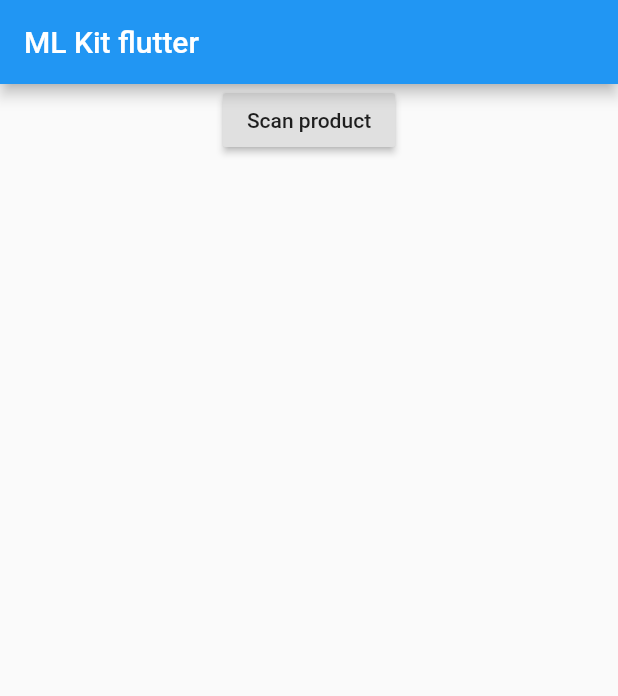
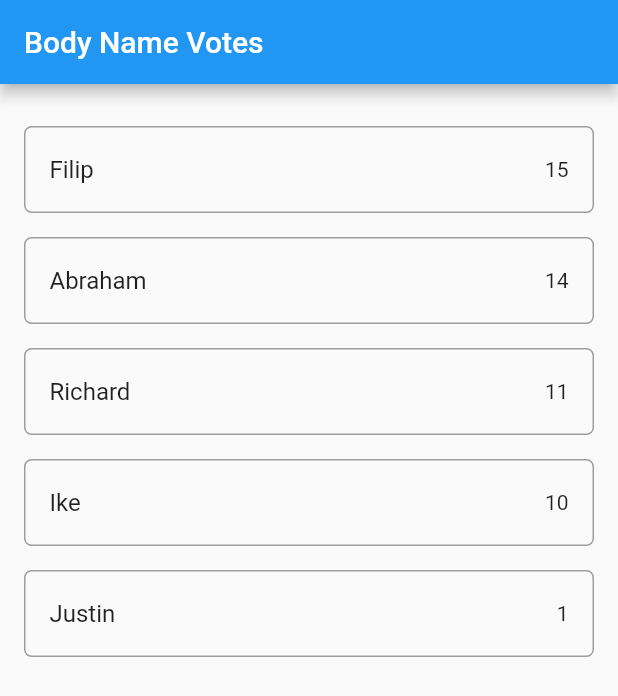
Before and after one commit to Rtaaaaabo/flutter-firebase-mlkit, a Flutter app: the screen it shows after launch, on a phone screen of 412 x 824 dp. Shown: the top 696 px of the screen. Run offline on Flutter 3.47's test engine with Material 2 defaults, Android fonts, the phone set to English and light mode, and no system bars; our stand-ins replace cloud_firestore; accounts and stored records are empty.

```diff
--- a/lib/main.dart
+++ b/lib/main.dart
@@ -1,97 +1,91 @@
 import 'package:flutter/material.dart';
-// import 'package:cloud_firestore/cloud_firestore.dart';
-import 'package:firebase_ml_vision/firebase_ml_vision.dart';
-import 'package:flutter_camera_ml_vision/flutter_camera_ml_vision.dart';
+import 'package:cloud_firestore/cloud_firestore.dart';
+// import 'package:firebase_ml_vision/firebase_ml_vision.dart';
+// import 'package:flutter_camera_ml_vision/flutter_camera_ml_vision.dart';
 
 void main() => runApp(MyApp());
+
+final dummySnapshot = [
+  {"name": "Filip", "votes": 15},
+  {"name": "Abraham", "votes": 14},
+  {"name": "Richard", "votes": 11},
+  {"name": "Ike", "votes": 10},
+  {"name": "Justin", "votes": 1},
+];
 
 class MyApp extends StatelessWidget {
   @override
   Widget build(BuildContext context) {
     return MaterialApp(
-      title: 'Flutter Demo',
-      theme: ThemeData(
-        primarySwatch: Colors.blue,
-      ),
-      home: MyHomePage(title: 'ML Kit flutter'),
+      title: "Baby Name",
+      home: MyHomePage(),
     );
   }
 }
 
 class MyHomePage extends StatefulWidget {
-  MyHomePage({Key key, this.title}) : super(key: key);
-
-  final String title;
-
   @override
-  _MyHomePageState createState() => _MyHomePageState();
+  _MyHomePageState createState() {
+    return _MyHomePageState();
+  }
 }
 
 class _MyHomePageState extends State<MyHomePage> {
-  List<String> data = [];
-
   @override
   Widget build(BuildContext context) {
     return Scaffold(
-      appBar: AppBar(
-        title: Text(widget.title),
-      ),
-      body: Column(
-        mainAxisSize: MainAxisSize.min,
-        crossAxisAlignment: CrossAxisAlignment.center,
-        children: [
-          RaisedButton(
-            child: Text('Scan product'),
-            onPressed: () async {
-              final barcord = await Navigator.of(context)
-                  .push<Barcode>(MaterialPageRoute(builder: (c) {
-                return ScanPage();
-              }));
-              if (barcord == null) {
-                return;
-              }
+      appBar: AppBar(title: Text('Body Name Votes')),
+      body: _builderBody(context),
+    );
+  }
 
-              setState(() {
-                data.add(barcord.displayValue);
-              });
-            },
-          ),
-          Expanded(
-            child: ListView(
-              children: data.map((d) => Text(d)).toList(),
-            ),
-          )
-        ],
+  Widget _builderBody(BuildContext context) {
+    return _builderList(context, dummySnapshot);
+  }
+
+  Widget _builderList(BuildContext context, List<Map> snapshot) {
+    return ListView(
+      padding: const EdgeInsets.only(top: 20.0),
+      children:
+          snapshot.map((data) => _builderListItem(context, data)).toList(),
+    );
+  }
+
+  Widget _builderListItem(BuildContext context, Map data) {
+    final record = Record.fromMap(data);
+
+    return Padding(
+      key: ValueKey(record.name),
+      padding: const EdgeInsets.symmetric(horizontal: 16.0, vertical: 8.0),
+      child: Container(
+        decoration: BoxDecoration(
+          border: Border.all(color: Colors.grey),
+          borderRadius: BorderRadius.circular(5.0),
+        ),
+        child: ListTile(
+          title: Text(record.name),
+          trailing: Text(record.votes.toString()),
+          onTap: () => print(record),
+        ),
       ),
     );
   }
 }
 
-class ScanPage extends StatefulWidget {
+class Record {
+  final String name;
+  final int votes;
+  final DocumentReference reference;
+
+  Record.fromMap(Map<String, dynamic> map, {this.reference})
+      : assert(map['name'] != null),
+        assert(map['votes'] != null),
+        name = map['name'],
+        votes = map['votes'];
+
+  Record.fromSnapshot(DocumentSnapshot snapshot)
+      : this.fromMap(snapshot.data, reference: snapshot.reference);
+
   @override
-  _ScanPageState createState() => _ScanPageState();
+  String toString() => "Record<$name:$votes>";
 }
-
-class _ScanPageState extends State<ScanPage> {
-  bool resultSent = false;
-  @override
-  Widget build(BuildContext context) {
-    return Scaffold(
-      body: SafeArea(
-        child: SizedBox(
-          width: MediaQuery.of(context).size.width,
-          child: CameraMlVision<List<Barcode>>(
-            detector: FirebaseVision.instance.barcodeDetector().detectInImage,
-            onResult: (List<Barcode> barcodes) {
-              if (!mounted || resultSent) {
-                return;
-              }
-              resultSent = true;
-              Navigator.of(context).pop<Barcode>(barcodes.first);
-            },
-          ),
-        ),
-      ),
-    );
-  }
-}
```
